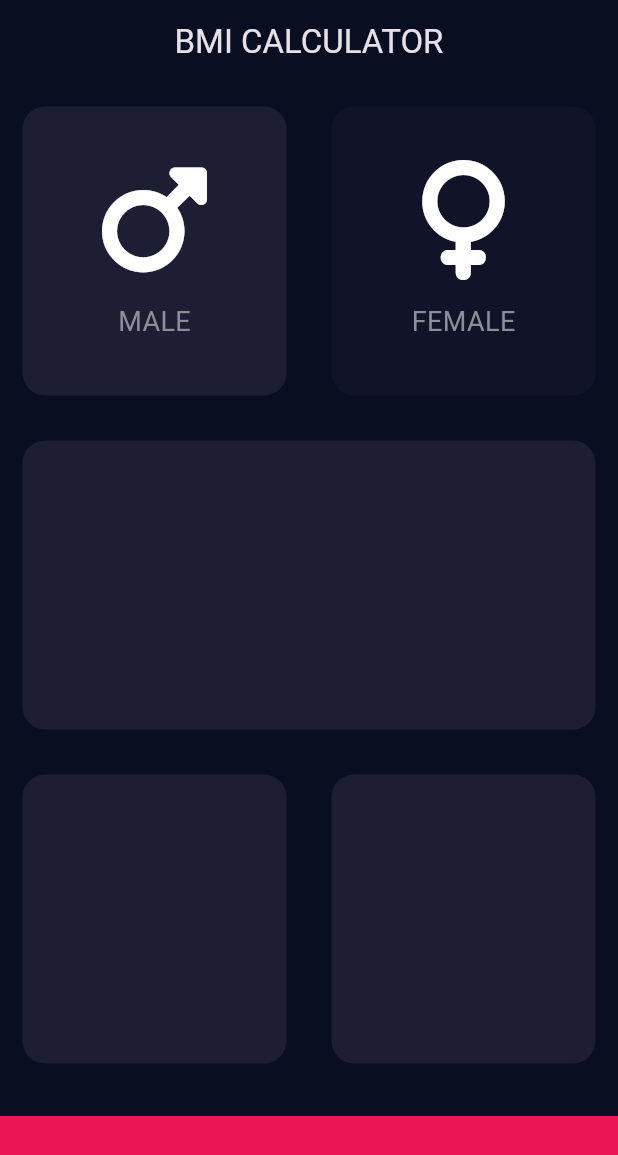
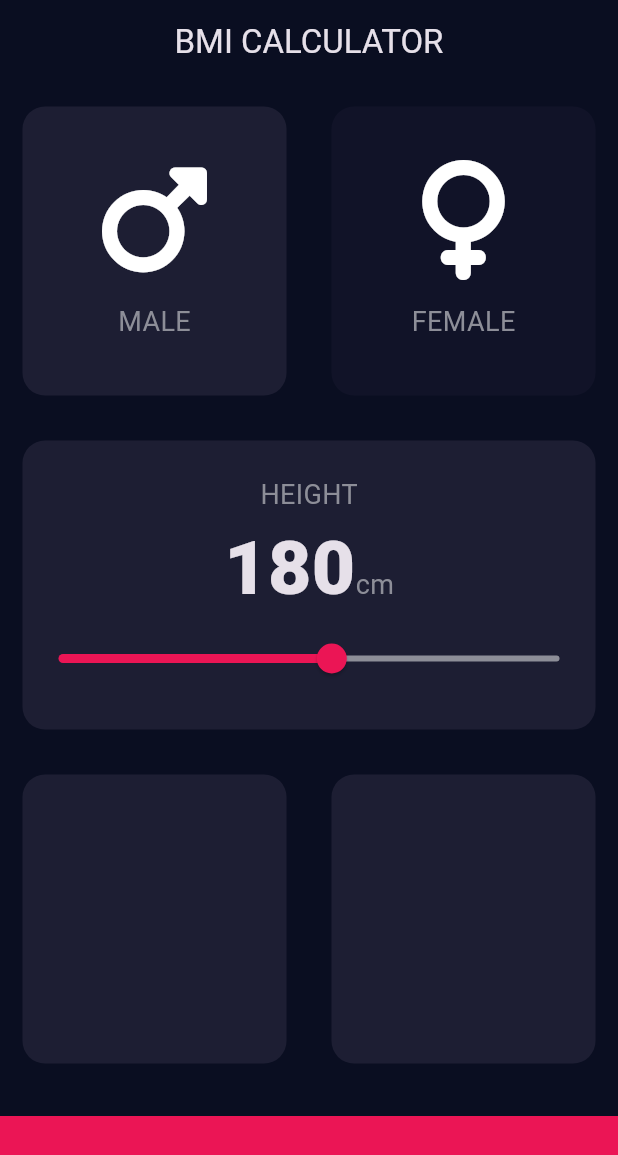
Before and after one commit to SadraAG84/Flutter_Course, a Flutter app: the screen it shows after launch, on a phone screen of 412 x 824 dp. Shown: the top 1155 px of the screen. Run offline on Flutter 3.47's test engine with Material 3 defaults, Android fonts, the phone set to English and light mode, and no system bars; our stand-ins replace assets_audio_player, font_awesome_flutter, rflutter_alert.

Commit message:
Make third Card_8(87)
Slider Widget learned✔

```diff
--- a/bmi_calculator/lib/icon_content.dart
+++ b/bmi_calculator/lib/icon_content.dart
@@ -1,6 +1,5 @@
 import 'package:flutter/material.dart';
-
-const labelTextStyle = TextStyle(fontSize: 18.0, color: Color(0xFF8D8E98));
+import 'constants.dart';
 
 class IconContent extends StatelessWidget {
   IconContent({required this.icon, this.label});
@@ -20,7 +19,7 @@ class IconContent extends StatelessWidget {
         SizedBox(
           height: 15.0,
         ),
-        Text(label, style: labelTextStyle)
+        Text(label, style: kLabelTextStyle)
       ],
     );
   }
--- a/bmi_calculator/lib/input_page.dart
+++ b/bmi_calculator/lib/input_page.dart
@@ -2,11 +2,7 @@ import 'package:flutter/material.dart';
 import 'package:font_awesome_flutter/font_awesome_flutter.dart';
 import 'icon_content.dart';
 import 'cards.dart';
-
-const bottomContainerHeight = 80.0;
-const activeCardColor = Color(0xFF1D1E33);
-const inactiveCardColor = Color(0xFF111328);
-const bottomContainerColor = Color(0xFFEB1555);
+import 'constants.dart';
 
 enum Gender {
   male,
@@ -19,9 +15,10 @@ class InputPage extends StatefulWidget {
 }
 
 class _InputPageState extends State<InputPage> {
-  Color maleCardColor = inactiveCardColor;
-  Color femaleCardColor = inactiveCardColor;
+  Color maleCardColor = kInactiveCardColor;
+  Color femaleCardColor = kInactiveCardColor;
   Gender selectedGender = Gender.male;
+  int height = 180;
 
   @override
   Widget build(BuildContext context) {
@@ -43,8 +40,8 @@ class _InputPageState extends State<InputPage> {
                         });
                       },
                       the_color: selectedGender == Gender.male
-                          ? activeCardColor
-                          : inactiveCardColor,
+                          ? kActiveCardColor
+                          : kInactiveCardColor,
                       childCard: IconContent(
                         icon: FontAwesomeIcons.mars,
                         label: "MALE",
@@ -58,8 +55,8 @@ class _InputPageState extends State<InputPage> {
                               });
                             },
                             the_color: selectedGender == Gender.female
-                                ? activeCardColor
-                                : inactiveCardColor,
+                                ? kActiveCardColor
+                                : kInactiveCardColor,
                             childCard: IconContent(
                               icon: FontAwesomeIcons.venus,
                               label: "FEMALE",
@@ -67,19 +64,59 @@ class _InputPageState extends State<InputPage> {
                   ],
                 ),
               ),
-              Expanded(child: Cards(the_color: activeCardColor)),
+              Expanded(
+                  child: Cards(
+                the_color: kActiveCardColor,
+                childCard: Column(
+                  crossAxisAlignment: CrossAxisAlignment.stretch,
+                  mainAxisAlignment: MainAxisAlignment.center,
+                  children: <Widget>[
+                    Center(
+                        child: Text(
+                      "HEIGHT",
+                      style: kLabelTextStyle,
+                    )),
+                    Row(
+                      mainAxisAlignment: MainAxisAlignment.center,
+                      crossAxisAlignment: CrossAxisAlignment.baseline,
+                      textBaseline: TextBaseline.alphabetic,
+                      children: <Widget>[
+                        Text(
+                          height.toString(),
+                          style: kNumberTextStyle,
+                        ),
+                        Text(
+                          "cm",
+                          style: kLabelTextStyle,
+                        )
+                      ],
+                    ),
+                    Slider(
+                        value: height.toDouble(),
+                        min: 120.0,
+                        max: 230.0,
+                        activeColor: Color(0xFFEB1555),
+                        inactiveColor: Color(0xFF8D8E98),
+                        onChanged: (double newValue) {
+                          setState(() {
+                            height = newValue.round();
+                          });
+                        })
+                  ],
+                ),
+              )),
               Expanded(
                   child: Row(
                 children: <Widget>[
-                  Expanded(child: Cards(the_color: activeCardColor)),
-                  Expanded(child: Cards(the_color: activeCardColor)),
+                  Expanded(child: Cards(the_color: kActiveCardColor)),
+                  Expanded(child: Cards(the_color: kActiveCardColor)),
                 ],
               )),
               Container(
-                color: bottomContainerColor,
+                color: kBottomContainerColor,
                 margin: EdgeInsets.only(top: 20.0),
                 width: double.infinity,
-                height: bottomContainerHeight,
+                height: kBottomContainerHeight,
               )
             ],
           )),
```
